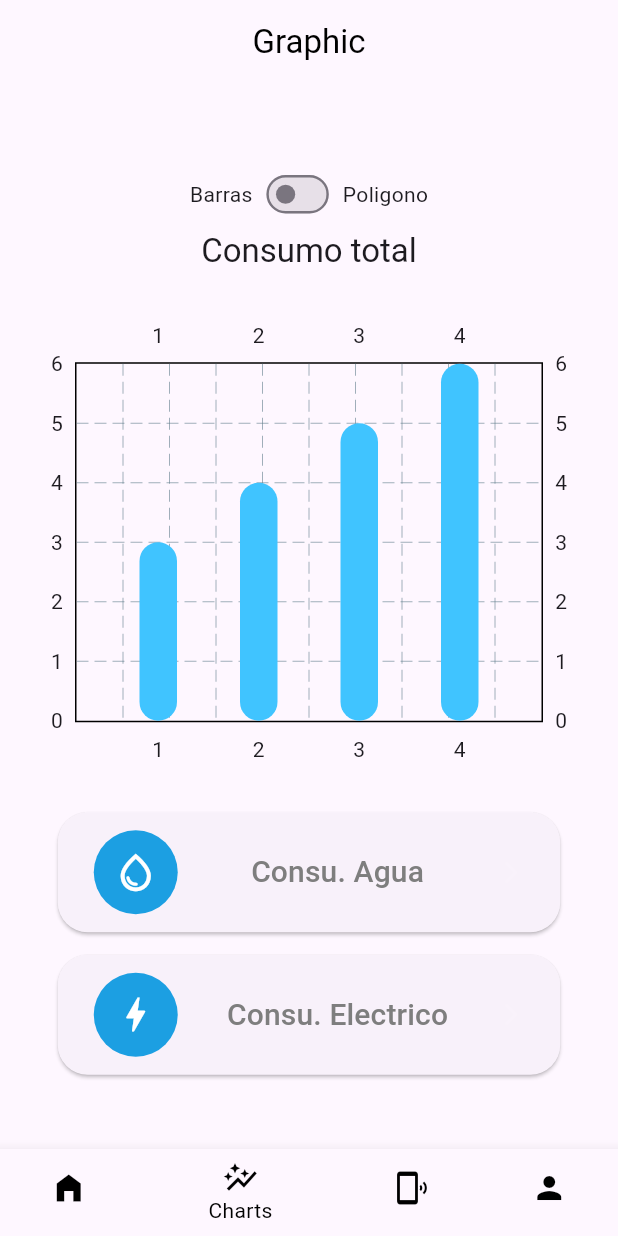
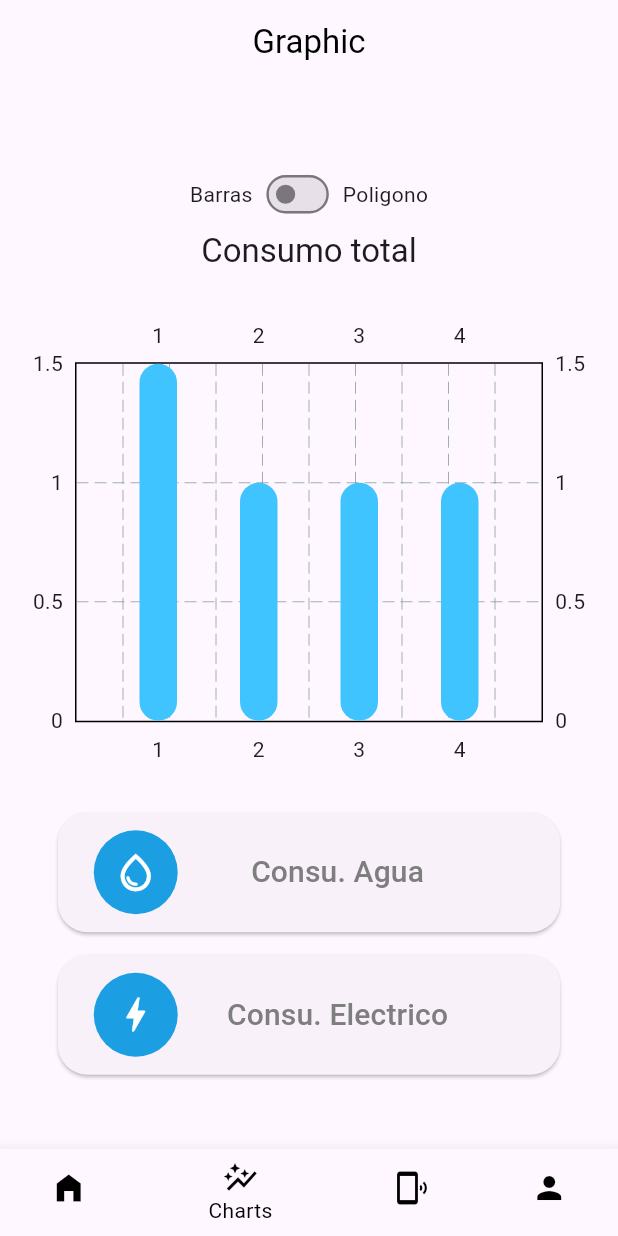
Before and after one commit to Mane-jaker/TechHouse-Front, a Flutter app: the screen it shows after launch, item 2 of the bottom bar chosen, after a tap on "Consu. Agua", on a phone screen of 412 x 824 dp. Run offline on Flutter 3.47's test engine with Material 2 defaults, Android fonts, the phone set to English and light mode, and no system bars; drawn by our look-alikes of fl_chart; our stand-ins replace firebase_core, firebase_database; accounts and stored records are empty.

Commit message:
ya quqedo ya

```diff
--- a/tech_house/lib/display/screens/charts/charts.dart
+++ b/tech_house/lib/display/screens/charts/charts.dart
@@ -1,8 +1,9 @@
 
 import 'package:flutter/material.dart';
 import 'package:fl_chart/fl_chart.dart';
-
 import '../../widgets/main/change_data_button.dart';
+import 'dart:async';
+import 'dart:math';
 
 class Charts extends StatefulWidget {
   const Charts({Key? key}) : super(key: key);
@@ -13,7 +14,40 @@ class Charts extends StatefulWidget {
 
 class _ChartsState extends State<Charts> {
   bool isSwitched = false;
-  List<double> values = [5.5, 7, 7, 7];
+  bool consumAgua = true;
+  List<double> valuesA = [1.5, 1, 1, 1];
+  List<double> valuesE = [1.5, 1, 1, 1];
+  List<double> valuesCA = [1.5, 1, 1, 1];
+  List<double> valuesCE = [1.5, 1, 1, 1];
+  Random random = Random();
+  late Timer timer;
+
+  @override
+  void initState() {
+    super.initState();
+    timer = Timer.periodic(Duration(seconds: 5), (Timer t) => generateData());
+  }
+
+  @override
+  void dispose() {
+    timer.cancel();
+    super.dispose();
+  }
+
+  void generateData() {
+    double agua = random.nextDouble() * 10;
+    double energia = random.nextDouble() * 10;
+
+    print(agua);
+    print(energia);
+
+    setState(() {
+      valuesA = [...valuesA.sublist(1), agua];
+      valuesE = [...valuesE.sublist(1), energia];
+      valuesCA = [...valuesCA.sublist(1), (valuesCA.last + agua)];
+      valuesCE = [...valuesCE.sublist(1), (valuesCE.last + energia)];
+    });
+  }
 
   @override
   Widget build(BuildContext context) {
@@ -55,7 +89,7 @@ class _ChartsState extends State<Charts> {
           text: 'Consu. Agua',
           onPressed: () {
             setState(() {
-              values = [3, 4, 5, 6];  // Cambia esto por los valores que quieras
+              consumAgua = true;
             });
           },
         ),
@@ -65,7 +99,7 @@ class _ChartsState extends State<Charts> {
           text: 'Consu. Electrico',
           onPressed: () {
             setState(() {
-              values = [6, 5, 4, 3];  // Cambia esto por los valores que quieras
+              consumAgua = false;
             });
           },
         )
@@ -80,25 +114,25 @@ class _ChartsState extends State<Charts> {
           BarChartGroupData(
             x: 1,
             barRods: [
-              BarChartRodData(toY: values[0], color: Colors.lightBlueAccent, width: 25)
+              BarChartRodData(toY: consumAgua ? valuesA[0] : valuesE[0], color: Colors.lightBlueAccent, width: 25)
             ],
           ),
           BarChartGroupData(
             x: 2,
             barRods: [
-              BarChartRodData(toY: values[1], color: Colors.lightBlueAccent, width: 25)
+              BarChartRodData(toY:consumAgua ? valuesA[1] : valuesE[1], color: Colors.lightBlueAccent, width: 25)
             ],
           ),
           BarChartGroupData(
             x: 3,
             barRods: [
-              BarChartRodData(toY: values[2], color: Colors.lightBlueAccent, width: 25)
+              BarChartRodData(toY: consumAgua ? valuesA[2] : valuesE[2], color: Colors.lightBlueAccent, width: 25)
             ],
           ),
           BarChartGroupData(
             x: 4,
             barRods: [
-              BarChartRodData(toY: values[3], color: Colors.lightBlueAccent, width: 25)
+              BarChartRodData(toY: consumAgua ? valuesA[3] : valuesE[3], color: Colors.lightBlueAccent, width: 25)
             ],
           ),
         ],
@@ -112,10 +146,10 @@ class _ChartsState extends State<Charts> {
         lineBarsData: [
           LineChartBarData(
             spots: [
-              FlSpot(0, values[0]),
-              FlSpot(1, values[1]),
-              FlSpot(2, values[2]),
-              FlSpot(3, values[3]),
+              FlSpot(0, consumAgua ? valuesCA[0] : valuesCE[0]),
+              FlSpot(1, consumAgua ? valuesCA[1] : valuesCE[1]),
+              FlSpot(2, consumAgua ? valuesCA[2] : valuesCE[2]),
+              FlSpot(3, consumAgua ? valuesCA[3] : valuesCE[3]),
             ],
             color: Colors.lightBlueAccent,
           ),
--- a/tech_house/lib/display/screens/main/main_consumption.dart
+++ b/tech_house/lib/display/screens/main/main_consumption.dart
@@ -1,50 +1,78 @@
 import 'dart:async';
 
 import 'package:flutter/material.dart';
+import 'package:firebase_database/firebase_database.dart';
 import 'package:tech_house/display/widgets/main/custom_button.dart';
 import 'package:tech_house/display/widgets/main/water_level_chart.dart';
-import 'package:firebase_database/firebase_database.dart';
 
-class MainConsuptiom extends StatelessWidget {
-  MainConsuptiom({Key? key}) : super(key: key);
+class MainConsuptiom extends StatefulWidget {
+  const MainConsuptiom({Key? key}) : super(key: key);
 
-  final dbRef = FirebaseDatabase.instance.reference();
+  @override
+  _MainConsuptiomState createState() => _MainConsuptiomState();
+}
+
+class _MainConsuptiomState extends State<MainConsuptiom> {
+  late Stream<DatabaseEvent> streamData;
+  Stream<DatabaseEvent> streamDataKey = Stream.empty();
+
+  @override
+  void initState() {
+    super.initState();
+    streamData = FirebaseDatabase.instance
+        .ref('datos_sensores')
+        .orderByKey()
+        .limitToLast(1)
+        .onValue;
+
+    streamData.listen((DatabaseEvent event) {
+      // Obtén el último ID
+      Object? values = event.snapshot.value;
+      String valuesString = values.toString();
+      RegExp regExp = RegExp(r'-\w{19}');
+      String key = regExp.stringMatch(valuesString)!;
+      print('Last Key: $key');
+
+      // Usa el último ID para obtener los datos
+      setState(() {
+        streamDataKey = FirebaseDatabase.instance.ref('datos_sensores/$key').onValue;
+      });
+    });
+  }
 
   @override
   Widget build(BuildContext context) {
-    return Center(
-      child: Column(
-        children: [
-          WaterLevelProgressBar(waterLevel: .3),
-          const SizedBox(
-            height: 30,
-          ),
-          const CustomButton(
-              icon: Icons.device_thermostat_outlined,
-              text: 'Temperatura',
-              number: 5,
-              unit: '°C'),
-          const SizedBox(
-            height: 15,
-          ),
-          const CustomButton(
-              icon: Icons.bolt_outlined,
-              text: 'Kilowatts',
-              number: 5,
-              unit: 'KhW'),
-          const SizedBox(
-            height: 15,
-          ),
-          const CustomButton(
-              icon: Icons.light_mode_outlined,
-              text: 'Luminosidad',
-              number: 5,
-              unit: 'mW')
-        ],
-      ),
+    return StreamBuilder<DatabaseEvent>(
+      stream: streamDataKey,
+      builder: (context, snapshot) {
+        if (snapshot.hasError) {
+          return Text('Error: ${snapshot.error}');
+        } else {
+          // Aquí puedes acceder a los datos de Firebase
+          var data = (snapshot.hasData && snapshot.data!.snapshot.value != null)
+              ? Map<String, dynamic>.from(snapshot.data!.snapshot.value as Map)
+              : null;
+
+          return Center(
+            child: Column(
+              children: [
+                data != null ? WaterLevelProgressBar(waterLevel: data['distancia'] / 1000) : Container(),  // Verifica si data es null antes de usarlo
+                const SizedBox(height: 30,),
+                data != null ? CustomButton(icon: Icons.device_thermostat_outlined, text: 'Temperatura', number: data['temperatura'].toDouble(), unit: '°C') : Container(),  // Verifica si data es null antes de usarlo
+                const SizedBox(height: 15,),
+                data != null ? CustomButton(icon: Icons.bolt_outlined, text: 'Kilowatts', number: data['kilowats'].toDouble(), unit: 'KhW') : Container(),  // Verifica si data es null antes de usarlo
+                const SizedBox(height: 15,),
+                data != null ? CustomButton(icon: Icons.light_mode_outlined, text: 'Luminosidad', number: data['luminosity'].toDouble(), unit: 'mW') : Container()  // Verifica si data es null antes de usarlo
+              ],
+            ),
+          );
+        }
+      },
     );
   }
 }
+
+
 
 /*
 void fetchData() {
--- a/tech_house/lib/display/widgets/main/custom_button.dart
+++ b/tech_house/lib/display/widgets/main/custom_button.dart
@@ -4,7 +4,7 @@ import 'package:tech_house/display/screens/main/main_consumption.dart';
 class CustomButton extends StatelessWidget {
   final IconData icon;
   final String text;
-  final int number;
+  final double number;
   final String unit; // Añade un nuevo parámetro para la unidad de medida
 
   const CustomButton(
@@ -21,7 +21,7 @@ class CustomButton extends StatelessWidget {
       height: 80.0,
       child: ElevatedButton(
         onPressed: () {
-          fetchData();
+          //fetchData();
         },
         style: ElevatedButton.styleFrom(
           shape: RoundedRectangleBorder(
```
